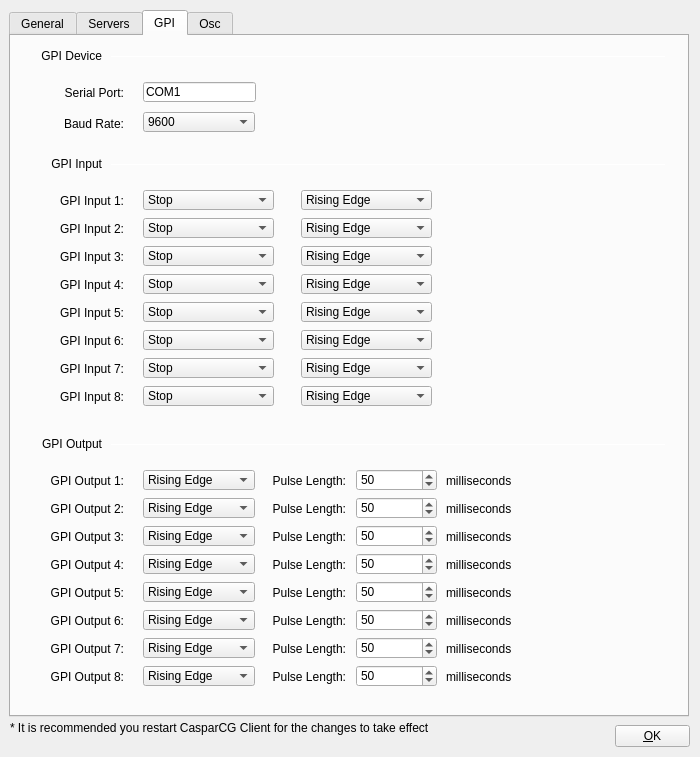
Above: src/Widgets/SettingsDialog.ui from CasparCG/client before the change. Below: the same form after it.
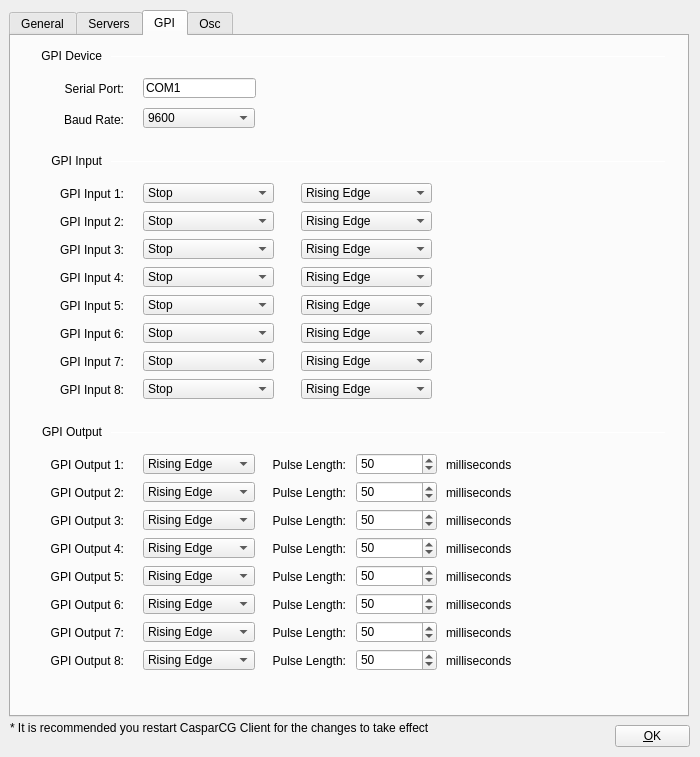
That is the form after the change. The open tabs and pages were chosen to show the change.

Diff of the .ui file:
```diff
--- a/src/Widgets/SettingsDialog.ui
+++ b/src/Widgets/SettingsDialog.ui
@@ -711,7 +711,7 @@
      <property name="geometry">
       <rect>
        <x>10</x>
-       <y>120</y>
+       <y>117</y>
        <width>81</width>
        <height>16</height>
       </rect>
@@ -727,7 +727,7 @@
      <property name="geometry">
       <rect>
        <x>100</x>
-       <y>128</y>
+       <y>125</y>
        <width>555</width>
        <height>1</height>
       </rect>
@@ -740,7 +740,7 @@
      <property name="geometry">
       <rect>
        <x>32</x>
-       <y>155</y>
+       <y>148</y>
        <width>81</width>
        <height>20</height>
       </rect>
@@ -756,7 +756,7 @@
      <property name="geometry">
       <rect>
        <x>32</x>
-       <y>183</y>
+       <y>176</y>
        <width>81</width>
        <height>20</height>
       </rect>
@@ -772,7 +772,7 @@
      <property name="geometry">
       <rect>
        <x>32</x>
-       <y>211</y>
+       <y>204</y>
        <width>81</width>
        <height>20</height>
       </rect>
@@ -788,7 +788,7 @@
      <property name="geometry">
       <rect>
        <x>32</x>
-       <y>239</y>
+       <y>232</y>
        <width>81</width>
        <height>20</height>
       </rect>
@@ -804,7 +804,7 @@
      <property name="geometry">
       <rect>
        <x>32</x>
-       <y>267</y>
+       <y>260</y>
        <width>81</width>
        <height>20</height>
       </rect>
@@ -820,7 +820,7 @@
      <property name="geometry">
       <rect>
        <x>32</x>
-       <y>295</y>
+       <y>288</y>
        <width>81</width>
        <height>20</height>
       </rect>
@@ -836,7 +836,7 @@
      <property name="geometry">
       <rect>
        <x>32</x>
-       <y>323</y>
+       <y>316</y>
        <width>81</width>
        <height>20</height>
       </rect>
@@ -852,7 +852,7 @@
      <property name="geometry">
       <rect>
        <x>32</x>
-       <y>351</y>
+       <y>344</y>
        <width>81</width>
        <height>20</height>
       </rect>
@@ -868,7 +868,7 @@
      <property name="geometry">
       <rect>
        <x>132</x>
-       <y>154</y>
+       <y>147</y>
        <width>131</width>
        <height>20</height>
       </rect>
@@ -934,7 +934,7 @@
      <property name="geometry">
       <rect>
        <x>132</x>
-       <y>182</y>
+       <y>175</y>
        <width>131</width>
        <height>20</height>
       </rect>
@@ -1003,7 +1003,7 @@
      <property name="geometry">
       <rect>
        <x>132</x>
-       <y>210</y>
+       <y>203</y>
        <width>131</width>
        <height>20</height>
       </rect>
@@ -1072,7 +1072,7 @@
      <property name="geometry">
       <rect>
        <x>132</x>
-       <y>238</y>
+       <y>231</y>
        <width>131</width>
        <height>20</height>
       </rect>
@@ -1141,7 +1141,7 @@
      <property name="geometry">
       <rect>
        <x>132</x>
-       <y>266</y>
+       <y>259</y>
        <width>131</width>
        <height>20</height>
       </rect>
@@ -1210,7 +1210,7 @@
      <property name="geometry">
       <rect>
        <x>132</x>
-       <y>294</y>
+       <y>287</y>
        <width>131</width>
        <height>20</height>
       </rect>
@@ -1279,7 +1279,7 @@
      <property name="geometry">
       <rect>
        <x>132</x>
-       <y>322</y>
+       <y>315</y>
        <width>131</width>
        <height>20</height>
       </rect>
@@ -1348,7 +1348,7 @@
      <property name="geometry">
       <rect>
        <x>132</x>
-       <y>350</y>
+       <y>343</y>
        <width>131</width>
        <height>20</height>
       </rect>
@@ -1417,7 +1417,7 @@
      <property name="geometry">
       <rect>
        <x>100</x>
-       <y>408</y>
+       <y>396</y>
        <width>555</width>
        <height>1</height>
       </rect>
@@ -1430,7 +1430,7 @@
      <property name="geometry">
       <rect>
        <x>10</x>
-       <y>400</y>
+       <y>388</y>
        <width>81</width>
        <height>16</height>
       </rect>
@@ -1446,7 +1446,7 @@
      <property name="geometry">
       <rect>
        <x>290</x>
-       <y>154</y>
+       <y>147</y>
        <width>131</width>
        <height>20</height>
       </rect>
@@ -1472,7 +1472,7 @@
      <property name="geometry">
       <rect>
        <x>290</x>
-       <y>182</y>
+       <y>175</y>
        <width>131</width>
        <height>20</height>
       </rect>
@@ -1498,7 +1498,7 @@
      <property name="geometry">
       <rect>
        <x>290</x>
-       <y>210</y>
+       <y>203</y>
        <width>131</width>
        <height>20</height>
       </rect>
@@ -1524,7 +1524,7 @@
      <property name="geometry">
       <rect>
        <x>290</x>
-       <y>238</y>
+       <y>231</y>
        <width>131</width>
        <height>20</height>
       </rect>
@@ -1550,7 +1550,7 @@
      <property name="geometry">
       <rect>
        <x>290</x>
-       <y>266</y>
+       <y>259</y>
        <width>131</width>
        <height>20</height>
       </rect>
@@ -1576,7 +1576,7 @@
      <property name="geometry">
       <rect>
        <x>290</x>
-       <y>294</y>
+       <y>287</y>
        <width>131</width>
        <height>20</height>
       </rect>
@@ -1602,7 +1602,7 @@
      <property name="geometry">
       <rect>
        <x>290</x>
-       <y>322</y>
+       <y>315</y>
        <width>131</width>
        <height>20</height>
       </rect>
@@ -1628,7 +1628,7 @@
      <property name="geometry">
       <rect>
        <x>290</x>
-       <y>350</y>
+       <y>343</y>
        <width>131</width>
        <height>20</height>
       </rect>
@@ -1654,7 +1654,7 @@
      <property name="geometry">
       <rect>
        <x>32</x>
-       <y>435</y>
+       <y>419</y>
        <width>81</width>
        <height>20</height>
       </rect>
@@ -1670,7 +1670,7 @@
      <property name="geometry">
       <rect>
        <x>32</x>
-       <y>463</y>
+       <y>447</y>
        <width>81</width>
        <height>20</height>
       </rect>
@@ -1686,7 +1686,7 @@
      <property name="geometry">
       <rect>
        <x>32</x>
-       <y>491</y>
+       <y>475</y>
        <width>81</width>
        <height>20</height>
       </rect>
@@ -1702,7 +1702,7 @@
      <property name="geometry">
       <rect>
        <x>32</x>
-       <y>519</y>
+       <y>503</y>
        <width>81</width>
        <height>20</height>
       </rect>
@@ -1718,7 +1718,7 @@
      <property name="geometry">
       <rect>
        <x>32</x>
-       <y>547</y>
+       <y>531</y>
        <width>81</width>
        <height>20</height>
       </rect>
@@ -1734,7 +1734,7 @@
      <property name="geometry">
       <rect>
        <x>32</x>
-       <y>575</y>
+       <y>559</y>
        <width>81</width>
        <height>20</height>
       </rect>
@@ -1750,7 +1750,7 @@
      <property name="geometry">
       <rect>
        <x>32</x>
-       <y>603</y>
+       <y>587</y>
        <width>81</width>
        <height>20</height>
       </rect>
@@ -1766,7 +1766,7 @@
      <property name="geometry">
       <rect>
        <x>32</x>
-       <y>631</y>
+       <y>615</y>
        <width>81</width>
        <height>20</height>
       </rect>
@@ -1782,7 +1782,7 @@
      <property name="geometry">
       <rect>
        <x>132</x>
-       <y>490</y>
+       <y>474</y>
        <width>112</width>
        <height>20</height>
       </rect>
@@ -1808,7 +1808,7 @@
      <property name="geometry">
       <rect>
        <x>132</x>
-       <y>630</y>
+       <y>614</y>
        <width>112</width>
        <height>20</height>
       </rect>
@@ -1834,7 +1834,7 @@
      <property name="geometry">
       <rect>
        <x>132</x>
-       <y>462</y>
+       <y>446</y>
        <width>112</width>
        <height>20</height>
       </rect>
@@ -1860,7 +1860,7 @@
      <property name="geometry">
       <rect>
        <x>132</x>
-       <y>434</y>
+       <y>418</y>
        <width>112</width>
        <height>20</height>
       </rect>
@@ -1886,7 +1886,7 @@
      <property name="geometry">
       <rect>
        <x>132</x>
-       <y>574</y>
+       <y>558</y>
        <width>112</width>
        <height>20</height>
       </rect>
@@ -1912,7 +1912,7 @@
      <property name="geometry">
       <rect>
        <x>132</x>
-       <y>602</y>
+       <y>586</y>
        <width>112</width>
        <height>20</height>
       </rect>
@@ -1938,7 +1938,7 @@
      <property name="geometry">
       <rect>
        <x>132</x>
-       <y>546</y>
+       <y>530</y>
        <width>112</width>
        <height>20</height>
       </rect>
@@ -1964,7 +1964,7 @@
      <property name="geometry">
       <rect>
        <x>132</x>
-       <y>518</y>
+       <y>502</y>
        <width>112</width>
        <height>20</height>
       </rect>
@@ -2019,7 +2019,7 @@
      <property name="geometry">
       <rect>
        <x>435</x>
-       <y>437</y>
+       <y>421</y>
        <width>81</width>
        <height>16</height>
       </rect>
@@ -2032,7 +2032,7 @@
      <property name="geometry">
       <rect>
        <x>254</x>
-       <y>435</y>
+       <y>419</y>
        <width>81</width>
        <height>20</height>
       </rect>
@@ -2048,7 +2048,7 @@
      <property name="geometry">
       <rect>
        <x>345</x>
-       <y>433</y>
+       <y>417</y>
        <width>81</width>
        <height>22</height>
       </rect>
@@ -2067,7 +2067,7 @@
      <property name="geometry">
       <rect>
        <x>435</x>
-       <y>465</y>
+       <y>449</y>
        <width>81</width>
        <height>16</height>
       </rect>
@@ -2080,7 +2080,7 @@
      <property name="geometry">
       <rect>
        <x>254</x>
-       <y>463</y>
+       <y>447</y>
        <width>81</width>
        <height>20</height>
       </rect>
@@ -2096,7 +2096,7 @@
      <property name="geometry">
       <rect>
        <x>345</x>
-       <y>461</y>
+       <y>445</y>
        <width>81</width>
        <height>22</height>
       </rect>
@@ -2115,7 +2115,7 @@
      <property name="geometry">
       <rect>
        <x>254</x>
-       <y>491</y>
+       <y>475</y>
        <width>81</width>
        <height>20</height>
       </rect>
@@ -2131,7 +2131,7 @@
      <property name="geometry">
       <rect>
        <x>345</x>
-       <y>489</y>
+       <y>473</y>
        <width>81</width>
        <height>22</height>
       </rect>
@@ -2150,7 +2150,7 @@
      <property name="geometry">
       <rect>
        <x>435</x>
-       <y>493</y>
+       <y>477</y>
        <width>81</width>
        <height>16</height>
       </rect>
@@ -2163,7 +2163,7 @@
      <property name="geometry">
       <rect>
        <x>254</x>
-       <y>519</y>
+       <y>503</y>
        <width>81</width>
        <height>20</height>
       </rect>
@@ -2179,7 +2179,7 @@
      <property name="geometry">
       <rect>
        <x>345</x>
-       <y>517</y>
+       <y>501</y>
        <width>81</width>
        <height>22</height>
       </rect>
@@ -2198,7 +2198,7 @@
      <property name="geometry">
       <rect>
        <x>435</x>
-       <y>521</y>
+       <y>505</y>
        <width>81</width>
        <height>16</height>
       </rect>
@@ -2211,7 +2211,7 @@
      <property name="geometry">
       <rect>
        <x>345</x>
-       <y>545</y>
+       <y>529</y>
        <width>81</width>
        <height>22</height>
       </rect>
@@ -2230,7 +2230,7 @@
      <property name="geometry">
       <rect>
        <x>254</x>
-       <y>547</y>
+       <y>531</y>
        <width>81</width>
        <height>20</height>
       </rect>
@@ -2246,7 +2246,7 @@
      <property name="geometry">
       <rect>
        <x>435</x>
-       <y>549</y>
+       <y>533</y>
        <width>81</width>
        <height>16</height>
       </rect>
@@ -2259,7 +2259,7 @@
      <property name="geometry">
       <rect>
        <x>435</x>
-       <y>577</y>
+       <y>561</y>
        <width>81</width>
        <height>16</height>
       </rect>
@@ -2272,7 +2272,7 @@
      <property name="geometry">
       <rect>
        <x>345</x>
-       <y>573</y>
+       <y>557</y>
        <width>81</width>
        <height>22</height>
       </rect>
@@ -2291,7 +2291,7 @@
      <property name="geometry">
       <rect>
        <x>254</x>
-       <y>575</y>
+       <y>559</y>
        <width>81</width>
        <height>20</height>
       </rect>
@@ -2307,7 +2307,7 @@
      <property name="geometry">
       <rect>
        <x>345</x>
-       <y>601</y>
+       <y>585</y>
        <width>81</width>
        <height>22</height>
       </rect>
@@ -2326,7 +2326,7 @@
      <property name="geometry">
       <rect>
        <x>254</x>
-       <y>603</y>
+       <y>587</y>
        <width>81</width>
        <height>20</height>
       </rect>
@@ -2342,7 +2342,7 @@
      <property name="geometry">
       <rect>
        <x>435</x>
-       <y>605</y>
+       <y>589</y>
        <width>81</width>
        <height>16</height>
       </rect>
@@ -2355,7 +2355,7 @@
      <property name="geometry">
       <rect>
        <x>345</x>
-       <y>629</y>
+       <y>613</y>
        <width>81</width>
        <height>22</height>
       </rect>
@@ -2374,7 +2374,7 @@
      <property name="geometry">
       <rect>
        <x>435</x>
-       <y>633</y>
+       <y>617</y>
        <width>81</width>
        <height>16</height>
       </rect>
@@ -2387,7 +2387,7 @@
      <property name="geometry">
       <rect>
        <x>254</x>
-       <y>631</y>
+       <y>615</y>
        <width>81</width>
        <height>20</height>
       </rect>
@@ -2403,7 +2403,7 @@
      <property name="geometry">
       <rect>
        <x>32</x>
-       <y>47</y>
+       <y>43</y>
        <width>81</width>
        <height>20</height>
       </rect>
@@ -2419,7 +2419,7 @@
      <property name="geometry">
       <rect>
        <x>32</x>
-       <y>78</y>
+       <y>74</y>
        <width>81</width>
        <height>20</height>
       </rect>
@@ -2435,7 +2435,7 @@
      <property name="geometry">
       <rect>
        <x>132</x>
-       <y>76</y>
+       <y>72</y>
        <width>112</width>
        <height>20</height>
       </rect>
@@ -2461,7 +2461,7 @@
      <property name="geometry">
       <rect>
        <x>132</x>
-       <y>46</y>
+       <y>42</y>
        <width>113</width>
        <height>20</height>
       </rect>
```
Left out of the diff: 222 changed lines with no effect on the pictures.
